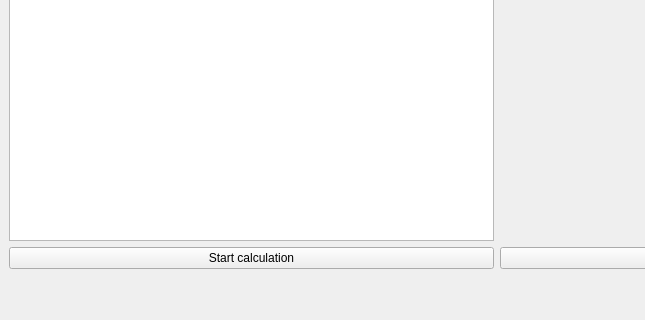
Before: the Qt Designer form mainwindow.ui in X-Vi-Zord/fidesys_load_mamnager, drawn with Qt 5; both pictures show x 0 to 645 and y 337 to 657 of the 994 by 657 pixel window.
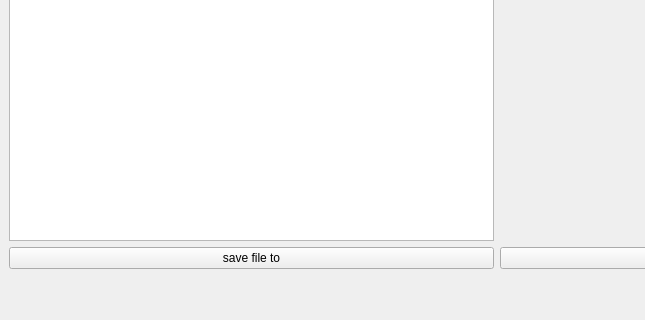
After: the same form once the commit is applied.

What changed in the file:
```diff
--- a/mainwindow.ui
+++ b/mainwindow.ui
@@ -29,7 +29,7 @@
         <item row="4" column="0" alignment="Qt::AlignmentFlag::AlignTop">
          <widget class="QPushButton" name="Start_Bm">
           <property name="text">
-           <string>Start calculation</string>
+           <string>save file to</string>
           </property>
          </widget>
         </item>
```
Left out of the diff: 6 changed lines with no effect on the pictures.
